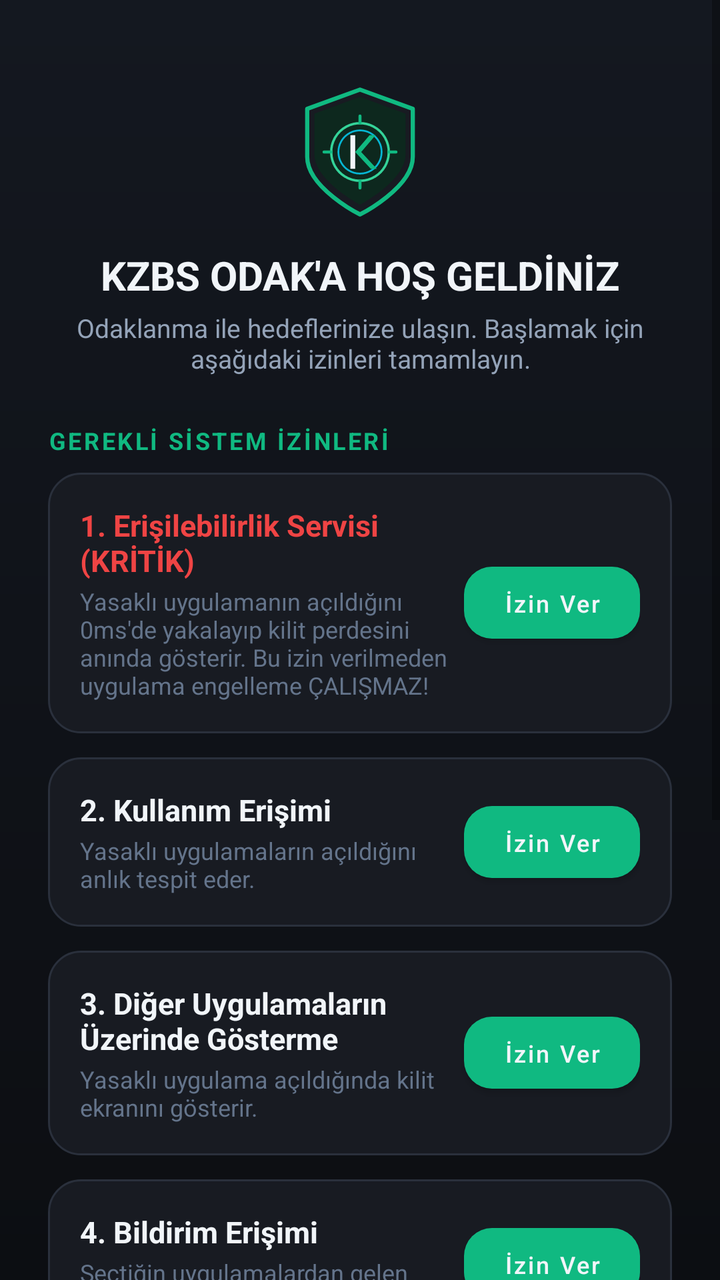
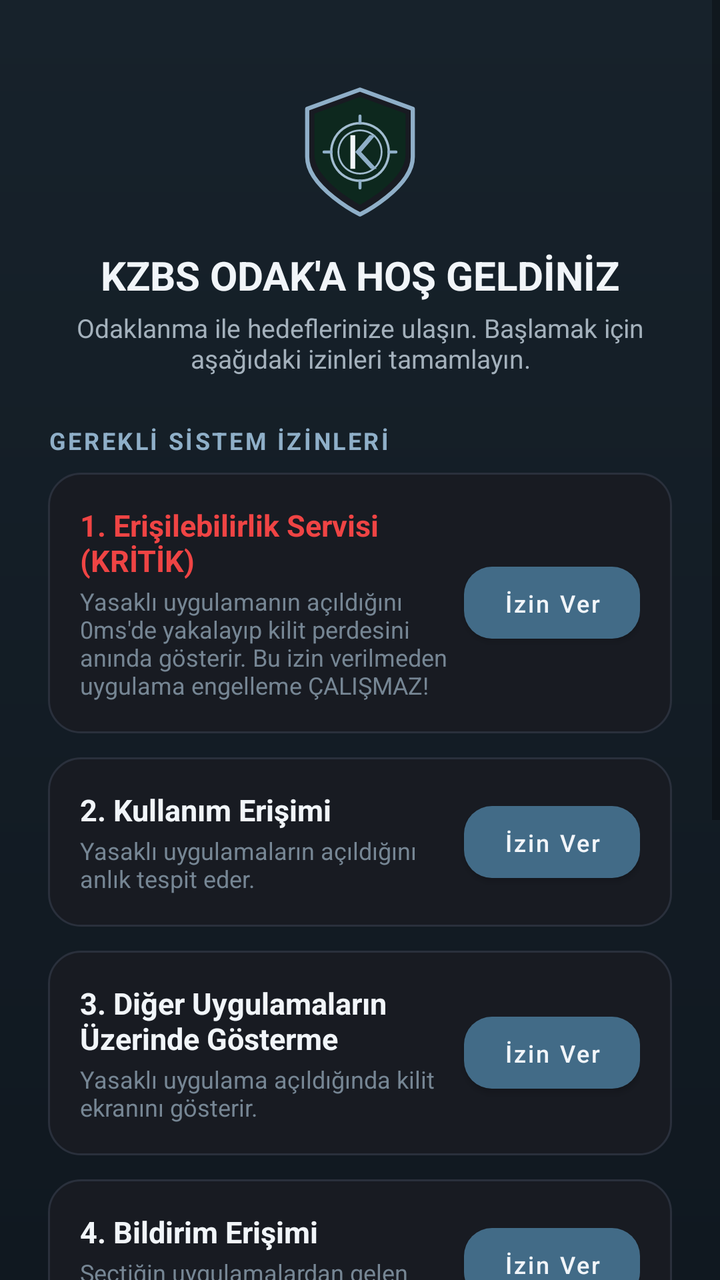

The first picture is an Android layout as it rendered before a commit; the second is the same layout after the commit. The layout source and the unified diff follow.
<!-- AndroidManifest.xml: application theme Theme.KZBSODAK -->
<!-- res/layout/activity_onboarding.xml -->
<?xml version="1.0" encoding="utf-8"?>
<ScrollView xmlns:android="http://schemas.android.com/apk/res/android"
    xmlns:app="http://schemas.android.com/apk/res-auto"
    android:layout_width="match_parent"
    android:layout_height="match_parent"
    android:background="@drawable/bg_dark_gradient"
    android:fillViewport="true">

    <LinearLayout
        android:layout_width="match_parent"
        android:layout_height="wrap_content"
        android:orientation="vertical"
        android:padding="24dp">

        
        <LinearLayout
            android:layout_width="match_parent"
            android:layout_height="wrap_content"
            android:gravity="center"
            android:orientation="vertical"
            android:layout_marginTop="16dp"
            android:layout_marginBottom="24dp">

            <ImageView
                android:layout_width="72dp"
                android:layout_height="72dp"
                android:src="@drawable/ic_kzbs_logo"
                android:contentDescription="@string/app_name" />

            <TextView
                android:layout_width="wrap_content"
                android:layout_height="wrap_content"
                android:layout_marginTop="12dp"
                android:text="KZBS ODAK'A HOŞ GELDİNİZ"
                android:textColor="@color/text_primary"
                android:textSize="20sp"
                android:textStyle="bold" />

            <TextView
                android:layout_width="wrap_content"
                android:layout_height="wrap_content"
                android:layout_marginTop="4dp"
                android:gravity="center"
                android:text="Odaklanma ile hedeflerinize ulaşın. Başlamak için aşağıdaki izinleri tamamlayın."
                android:textColor="@color/text_secondary"
                android:textSize="13sp" />
        </LinearLayout>

        <TextView
            android:layout_width="wrap_content"
            android:layout_height="wrap_content"
            android:layout_marginBottom="8dp"
            android:letterSpacing="0.1"
            android:text="GEREKLİ SİSTEM İZİNLERİ"
            android:textColor="@color/accent_emerald"
            android:textSize="12sp"
            android:textStyle="bold" />

        
        <LinearLayout
            android:layout_width="match_parent"
            android:layout_height="wrap_content"
            android:layout_marginBottom="12dp"
            android:background="@drawable/bg_card_dark"
            android:gravity="center_vertical"
            android:orientation="horizontal"
            android:padding="16dp">

            <LinearLayout
                android:layout_width="0dp"
                android:layout_height="wrap_content"
                android:layout_weight="1"
                android:orientation="vertical">

                <TextView
                    android:layout_width="wrap_content"
                    android:layout_height="wrap_content"
                    android:text="1. Erişilebilirlik Servisi (KRİTİK)"
                    android:textColor="@color/accent_crimson"
                    android:textSize="15sp"
                    android:textStyle="bold" />

                <TextView
                    android:layout_width="wrap_content"
                    android:layout_height="wrap_content"
                    android:layout_marginTop="2dp"
                    android:text="Yasaklı uygulamanın açıldığını 0ms'de yakalayıp kilit perdesini anında gösterir. Bu izin verilmeden uygulama engelleme ÇALIŞMAZ!"
                    android:textColor="@color/text_muted"
                    android:textSize="12sp" />
            </LinearLayout>

            <Button
                android:id="@+id/btnPermAccessibility"
                android:layout_width="wrap_content"
                android:layout_height="36dp"
                android:background="@drawable/bg_button_emerald"
                android:paddingStart="12dp"
                android:paddingEnd="12dp"
                android:text="@string/btn_grant"
                android:textAllCaps="false"
                android:textColor="@color/text_primary"
                android:textSize="12sp" />
        </LinearLayout>

        
        <LinearLayout
            android:layout_width="match_parent"
            android:layout_height="wrap_content"
            android:layout_marginBottom="12dp"
            android:background="@drawable/bg_card_dark"
            android:gravity="center_vertical"
            android:orientation="horizontal"
            android:padding="16dp">

            <LinearLayout
                android:layout_width="0dp"
                android:layout_height="wrap_content"
                android:layout_weight="1"
                android:orientation="vertical">

                <TextView
                    android:layout_width="wrap_content"
                    android:layout_height="wrap_content"
                    android:text="2. Kullanım Erişimi"
                    android:textColor="@color/text_primary"
                    android:textSize="15sp"
                    android:textStyle="bold" />

                <TextView
                    android:layout_width="wrap_content"
                    android:layout_height="wrap_content"
                    android:layout_marginTop="2dp"
                    android:text="Yasaklı uygulamaların açıldığını anlık tespit eder."
                    android:textColor="@color/text_muted"
                    android:textSize="12sp" />
            </LinearLayout>

            <Button
                android:id="@+id/btnPermUsage"
                android:layout_width="wrap_content"
                android:layout_height="36dp"
                android:background="@drawable/bg_button_emerald"
                android:paddingStart="12dp"
                android:paddingEnd="12dp"
                android:text="@string/btn_grant"
                android:textAllCaps="false"
                android:textColor="@color/text_primary"
                android:textSize="12sp" />
        </LinearLayout>

        
        <LinearLayout
            android:layout_width="match_parent"
            android:layout_height="wrap_content"
            android:layout_marginBottom="12dp"
            android:background="@drawable/bg_card_dark"
            android:gravity="center_vertical"
            android:orientation="horizontal"
            android:padding="16dp">

            <LinearLayout
                android:layout_width="0dp"
                android:layout_height="wrap_content"
                android:layout_weight="1"
                android:orientation="vertical">

                <TextView
                    android:layout_width="wrap_content"
                    android:layout_height="wrap_content"
                    android:text="3. Diğer Uygulamaların Üzerinde Gösterme"
                    android:textColor="@color/text_primary"
                    android:textSize="15sp"
                    android:textStyle="bold" />

                <TextView
                    android:layout_width="wrap_content"
                    android:layout_height="wrap_content"
                    android:layout_marginTop="2dp"
                    android:text="Yasaklı uygulama açıldığında kilit ekranını gösterir."
                    android:textColor="@color/text_muted"
                    android:textSize="12sp" />
            </LinearLayout>

            <Button
                android:id="@+id/btnPermOverlay"
                android:layout_width="wrap_content"
                android:layout_height="36dp"
                android:background="@drawable/bg_button_emerald"
                android:paddingStart="12dp"
                android:paddingEnd="12dp"
                android:text="@string/btn_grant"
                android:textAllCaps="false"
                android:textColor="@color/text_primary"
                android:textSize="12sp" />
        </LinearLayout>

        
        <LinearLayout
            android:layout_width="match_parent"
            android:layout_height="wrap_content"
            android:layout_marginBottom="12dp"
            android:background="@drawable/bg_card_dark"
            android:gravity="center_vertical"
            android:orientation="horizontal"
            android:padding="16dp">

            <LinearLayout
                android:layout_width="0dp"
                android:layout_height="wrap_content"
                android:layout_weight="1"
                android:orientation="vertical">

                <TextView
                    android:layout_width="wrap_content"
                    android:layout_height="wrap_content"
                    android:text="4. Bildirim Erişimi"
                    android:textColor="@color/text_primary"
                    android:textSize="15sp"
                    android:textStyle="bold" />

                <TextView
                    android:layout_width="wrap_content"
                    android:layout_height="wrap_content"
                    android:layout_marginTop="2dp"
                    android:text="Seçtiğin uygulamalardan gelen bildirimleri sessize alır."
                    android:textColor="@color/text_muted"
                    android:textSize="12sp" />
            </LinearLayout>

            <Button
                android:id="@+id/btnPermNotification"
                android:layout_width="wrap_content"
                android:layout_height="36dp"
                android:background="@drawable/bg_button_emerald"
                android:paddingStart="12dp"
                android:paddingEnd="12dp"
                android:text="@string/btn_grant"
                android:textAllCaps="false"
                android:textColor="@color/text_primary"
                android:textSize="12sp" />
        </LinearLayout>

        
        <LinearLayout
            android:layout_width="match_parent"
            android:layout_height="wrap_content"
            android:layout_marginBottom="16dp"
            android:background="@drawable/bg_card_dark"
            android:gravity="center_vertical"
            android:orientation="horizontal"
            android:padding="16dp">

            <LinearLayout
                android:layout_width="0dp"
                android:layout_height="wrap_content"
                android:layout_weight="1"
                android:orientation="vertical">

                <TextView
                    android:layout_width="wrap_content"
                    android:layout_height="wrap_content"
                    android:text="5. Arka Plan Pil Koruması"
                    android:textColor="@color/text_primary"
                    android:textSize="15sp"
                    android:textStyle="bold" />

                <TextView
                    android:layout_width="wrap_content"
                    android:layout_height="wrap_content"
                    android:layout_marginTop="2dp"
                    android:text="Sistemin odak sayacını arka planda öldürmesini önler."
                    android:textColor="@color/text_muted"
                    android:textSize="12sp" />
            </LinearLayout>

            <Button
                android:id="@+id/btnPermBattery"
                android:layout_width="wrap_content"
                android:layout_height="36dp"
                android:background="@drawable/bg_button_emerald"
                android:paddingStart="12dp"
                android:paddingEnd="12dp"
                android:text="@string/btn_grant"
                android:textAllCaps="false"
                android:textColor="@color/text_primary"
                android:textSize="12sp" />
        </LinearLayout>

        
        <TextView
            android:layout_width="wrap_content"
            android:layout_height="wrap_content"
            android:layout_marginBottom="8dp"
            android:letterSpacing="0.1"
            android:text="SENİN KİLİT MOTİVASYON MESAJIN"
            android:textColor="@color/accent_emerald"
            android:textSize="12sp"
            android:textStyle="bold" />

        <EditText
            android:id="@+id/etInitialLockMessage"
            android:layout_width="match_parent"
            android:layout_height="wrap_content"
            android:layout_marginBottom="24dp"
            android:background="@drawable/bg_card_dark"
            android:gravity="top|start"
            android:hint="@string/default_lock_message"
            android:minLines="2"
            android:padding="14dp"
            android:textColor="@color/text_primary"
            android:textColorHint="@color/text_muted"
            android:textSize="14sp" />

        <Button
            android:id="@+id/btnCompleteOnboarding"
            android:layout_width="match_parent"
            android:layout_height="52dp"
            android:layout_marginBottom="24dp"
            android:background="@drawable/bg_button_emerald"
            android:letterSpacing="0.1"
            android:text="KURULUMU TAMAMLA VE BAŞLA 🚀"
            android:textColor="@color/text_primary"
            android:textSize="14sp"
            android:textStyle="bold" />

    </LinearLayout>
</ScrollView>
<!-- resources referenced by this layout -->
<resources>
  <color name="accent_crimson">#EF4444</color>
  <color name="accent_emerald">#10B981</color>
  <color name="text_muted">#64748B</color>
  <color name="text_primary">#F1F5F9</color>
  <color name="text_secondary">#94A3B8</color>
  <!-- drawable bg_button_emerald (drawable) -->
  <?xml version="1.0" encoding="utf-8"?>
  <ripple xmlns:android="http://schemas.android.com/apk/res/android"
      android:color="#4ADE80">
      <item>
          <shape android:shape="rectangle">
              <gradient
                  android:angle="45"
                  android:startColor="#10B981"
                  android:endColor="#059669" />
              <corners android:radius="14dp" />
          </shape>
      </item>
  </ripple>
  <!-- drawable bg_card_dark (drawable) -->
  <?xml version="1.0" encoding="utf-8"?>
  <shape xmlns:android="http://schemas.android.com/apk/res/android"
      android:shape="rectangle">
      <solid android:color="#181B22" />
      <corners android:radius="16dp" />
      <stroke
          android:width="1dp"
          android:color="#2A303C" />
  </shape>
  <!-- drawable bg_dark_gradient (drawable) -->
  <?xml version="1.0" encoding="utf-8"?>
  <shape xmlns:android="http://schemas.android.com/apk/res/android"
      android:shape="rectangle">
      <gradient
          android:angle="270"
          android:startColor="#141820"
          android:endColor="#0C0E12"
          android:type="linear" />
  </shape>
  <!-- drawable ic_kzbs_logo (drawable) -->
  <vector xmlns:android="http://schemas.android.com/apk/res/android"
      android:width="120dp"
      android:height="120dp"
      android:viewportWidth="120"
      android:viewportHeight="120">
      
      <path
          android:fillColor="#181B22"
          android:strokeColor="#10B981"
          android:strokeWidth="3.5"
          android:strokeLineJoin="round"
          android:pathData="M60,8 L104,24 L104,64 C104,90 60,112 60,112 C60,112 16,90 16,64 L16,24 Z" />
  
      
      <path
          android:fillColor="#0D281E"
          android:pathData="M60,14 L98,28 L98,62 C98,84 60,104 60,104 C60,104 22,84 22,62 L22,28 Z" />
  
      
      <path
          android:fillColor="#00000000"
          android:strokeColor="#34D399"
          android:strokeWidth="2"
          android:pathData="M60,36 A24,24 0 1,0 60.01,36" />
      <path
          android:fillColor="#00000000"
          android:strokeColor="#06B6D4"
          android:strokeWidth="1.5"
          android:pathData="M60,42 A18,18 0 1,0 60.01,42" />
  
      
      <path
          android:fillColor="#F1F5F9"
          android:pathData="M52,46 L56,46 L56,74 L52,74 Z" />
      <path
          android:fillColor="#10B981"
          android:pathData="M56,60 L68,46 L73,46 L61,60 L74,74 L69,74 Z" />
  
      
      <path
          android:strokeColor="#10B981"
          android:strokeWidth="2.5"
          android:strokeLineCap="round"
          android:pathData="M60,30 L60,36 M60,84 L60,90 M30,60 L36,60 M84,60 L90,60" />
  </vector>
  <string name="app_name">KZBS ODAK</string>
  <string name="btn_grant">İzin Ver</string>
  <string name="default_lock_message">Şu an geleceğin için odaklanma zamanı! Masanın başına dön.</string>
  <style name="Theme.KZBSODAK" parent="Theme.MaterialComponents.DayNight.NoActionBar">
          
          <item name="colorPrimary">@color/accent_emerald</item>
          <item name="colorPrimaryVariant">@color/accent_emerald_dark</item>
          <item name="colorOnPrimary">@color/text_primary</item>
          
          <item name="colorSecondary">@color/accent_cyan</item>
          <item name="colorSecondaryVariant">@color/accent_emerald_glow</item>
          <item name="colorOnSecondary">@color/bg_main</item>
          
          <item name="android:statusBarColor">@color/bg_main</item>
          <item name="android:navigationBarColor">@color/bg_main</item>
          <item name="android:windowBackground">@color/bg_main</item>
      </style>
  <color name="accent_emerald_dark">#059669</color>
  <color name="accent_cyan">#06B6D4</color>
  <color name="accent_emerald_glow">#34D399</color>
  <color name="bg_main">#0E1015</color>
</resources>

<!-- the commit's change to res/layout/activity_onboarding.xml (unified diff, before → after) -->
@@ -52,7 +52,7 @@
             android:layout_marginBottom="8dp"
             android:letterSpacing="0.1"
             android:text="GEREKLİ SİSTEM İZİNLERİ"
-            android:textColor="@color/accent_emerald"
+            android:textColor="@color/accent_blue"
             android:textSize="12sp"
             android:textStyle="bold" />
 
@@ -93,7 +93,7 @@
                 android:id="@+id/btnPermAccessibility"
                 android:layout_width="wrap_content"
                 android:layout_height="36dp"
-                android:background="@drawable/bg_button_emerald"
+                android:background="@drawable/bg_button_blue"
                 android:paddingStart="12dp"
                 android:paddingEnd="12dp"
                 android:text="@string/btn_grant"
@@ -139,7 +139,7 @@
                 android:id="@+id/btnPermUsage"
                 android:layout_width="wrap_content"
                 android:layout_height="36dp"
-                android:background="@drawable/bg_button_emerald"
+                android:background="@drawable/bg_button_blue"
                 android:paddingStart="12dp"
                 android:paddingEnd="12dp"
                 android:text="@string/btn_grant"
@@ -185,7 +185,7 @@
                 android:id="@+id/btnPermOverlay"
                 android:layout_width="wrap_content"
                 android:layout_height="36dp"
-                android:background="@drawable/bg_button_emerald"
+                android:background="@drawable/bg_button_blue"
                 android:paddingStart="12dp"
                 android:paddingEnd="12dp"
                 android:text="@string/btn_grant"
@@ -231,7 +231,7 @@
                 android:id="@+id/btnPermNotification"
                 android:layout_width="wrap_content"
                 android:layout_height="36dp"
-                android:background="@drawable/bg_button_emerald"
+                android:background="@drawable/bg_button_blue"
                 android:paddingStart="12dp"
                 android:paddingEnd="12dp"
                 android:text="@string/btn_grant"
@@ -277,7 +277,7 @@
                 android:id="@+id/btnPermBattery"
                 android:layout_width="wrap_content"
                 android:layout_height="36dp"
-                android:background="@drawable/bg_button_emerald"
+                android:background="@drawable/bg_button_blue"
                 android:paddingStart="12dp"
                 android:paddingEnd="12dp"
                 android:text="@string/btn_grant"
@@ -293,7 +293,7 @@
             android:layout_marginBottom="8dp"
             android:letterSpacing="0.1"
             android:text="SENİN KİLİT MOTİVASYON MESAJIN"
-            android:textColor="@color/accent_emerald"
+            android:textColor="@color/accent_blue"
             android:textSize="12sp"
             android:textStyle="bold" />
 
@@ -316,7 +316,7 @@
             android:layout_width="match_parent"
             android:layout_height="52dp"
             android:layout_marginBottom="24dp"
-            android:background="@drawable/bg_button_emerald"
+            android:background="@drawable/bg_button_blue"
             android:letterSpacing="0.1"
             android:text="KURULUMU TAMAMLA VE BAŞLA 🚀"
             android:textColor="@color/text_primary"
<!-- resource entries referenced after the edit -->
@@ -1,20 +1,20 @@
 <!-- resources referenced by this layout -->
 <resources>
+  <color name="accent_blue">#8FAFC8</color>
   <color name="accent_crimson">#EF4444</color>
-  <color name="accent_emerald">#10B981</color>
-  <color name="text_muted">#64748B</color>
+  <color name="text_muted">#768694</color>
   <color name="text_primary">#F1F5F9</color>
-  <color name="text_secondary">#94A3B8</color>
-  <!-- drawable bg_button_emerald (drawable) -->
+  <color name="text_secondary">#A4B1BC</color>
+  <!-- drawable bg_button_blue (drawable) -->
   <?xml version="1.0" encoding="utf-8"?>
   <ripple xmlns:android="http://schemas.android.com/apk/res/android"
-      android:color="#4ADE80">
+      android:color="#7798B3">
       <item>
           <shape android:shape="rectangle">
               <gradient
                   android:angle="45"
-                  android:startColor="#10B981"
-                  android:endColor="#059669" />
+                  android:startColor="#426B87"
+                  android:endColor="#355A73" />
               <corners android:radius="14dp" />
           </shape>
       </item>
@@ -35,8 +35,8 @@
       android:shape="rectangle">
       <gradient
           android:angle="270"
-          android:startColor="#141820"
-          android:endColor="#0C0E12"
+          android:startColor="#17222B"
+          android:endColor="#101820"
           android:type="linear" />
   </shape>
   <!-- drawable ic_kzbs_logo (drawable) -->
@@ -48,7 +48,7 @@
       
       <path
           android:fillColor="#181B22"
-          android:strokeColor="#10B981"
+          android:strokeColor="#8FAFC8"
           android:strokeWidth="3.5"
           android:strokeLineJoin="round"
           android:pathData="M60,8 L104,24 L104,64 C104,90 60,112 60,112 C60,112 16,90 16,64 L16,24 Z" />
@@ -61,12 +61,12 @@
       
       <path
           android:fillColor="#00000000"
-          android:strokeColor="#34D399"
+          android:strokeColor="#A2BCD0"
           android:strokeWidth="2"
           android:pathData="M60,36 A24,24 0 1,0 60.01,36" />
       <path
           android:fillColor="#00000000"
-          android:strokeColor="#06B6D4"
+          android:strokeColor="#A2BCD0"
           android:strokeWidth="1.5"
           android:pathData="M60,42 A18,18 0 1,0 60.01,42" />
   
@@ -75,12 +75,12 @@
           android:fillColor="#F1F5F9"
           android:pathData="M52,46 L56,46 L56,74 L52,74 Z" />
       <path
-          android:fillColor="#10B981"
+          android:fillColor="#8FAFC8"
           android:pathData="M56,60 L68,46 L73,46 L61,60 L74,74 L69,74 Z" />
   
       
       <path
-          android:strokeColor="#10B981"
+          android:strokeColor="#8FAFC8"
           android:strokeWidth="2.5"
           android:strokeLineCap="round"
           android:pathData="M60,30 L60,36 M60,84 L60,90 M30,60 L36,60 M84,60 L90,60" />
@@ -90,21 +90,20 @@
   <string name="default_lock_message">Şu an geleceğin için odaklanma zamanı! Masanın başına dön.</string>
   <style name="Theme.KZBSODAK" parent="Theme.MaterialComponents.DayNight.NoActionBar">
           
-          <item name="colorPrimary">@color/accent_emerald</item>
-          <item name="colorPrimaryVariant">@color/accent_emerald_dark</item>
+          <item name="colorPrimary">@color/accent_blue_dark</item>
+          <item name="colorPrimaryVariant">@color/accent_blue_dark</item>
           <item name="colorOnPrimary">@color/text_primary</item>
           
-          <item name="colorSecondary">@color/accent_cyan</item>
-          <item name="colorSecondaryVariant">@color/accent_emerald_glow</item>
+          <item name="colorSecondary">@color/accent_blue</item>
+          <item name="colorSecondaryVariant">@color/accent_blue_light</item>
           <item name="colorOnSecondary">@color/bg_main</item>
           
           <item name="android:statusBarColor">@color/bg_main</item>
           <item name="android:navigationBarColor">@color/bg_main</item>
           <item name="android:windowBackground">@color/bg_main</item>
       </style>
-  <color name="accent_emerald_dark">#059669</color>
-  <color name="accent_cyan">#06B6D4</color>
-  <color name="accent_emerald_glow">#34D399</color>
-  <color name="bg_main">#0E1015</color>
+  <color name="accent_blue_dark">#426B87</color>
+  <color name="accent_blue_light">#A2BCD0</color>
+  <color name="bg_main">#101820</color>
 </resources>
 
